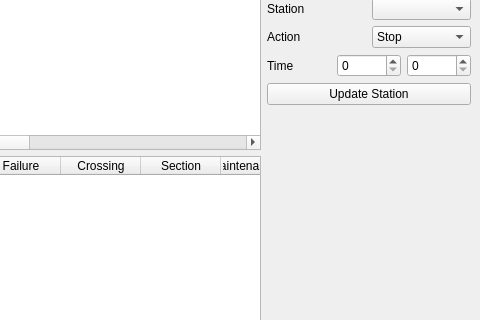
Old version of the form CTCOffice/ui/ctcOfficeLayout.ui in the repository ece1140thebteam/train_system_sim; both pictures show x 707 to 1187 and y 249 to 569 of the 1187 by 719 pixel window.
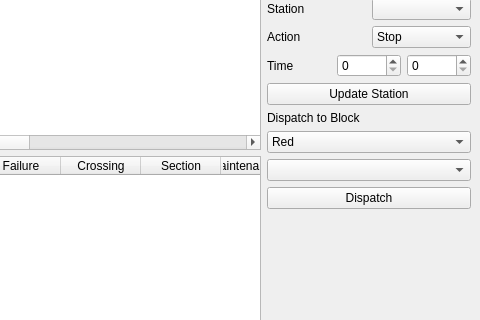
New version of the form.

Commit message: add dispatch to block

Diff of the .ui file:
```diff
--- a/CTCOffice/ui/ctcOfficeLayout.ui
+++ b/CTCOffice/ui/ctcOfficeLayout.ui
@@ -854,6 +854,37 @@
           </property>
          </widget>
         </item>
+        <item>
+         <widget class="QLabel" name="label_24">
+          <property name="text">
+           <string>Dispatch to Block</string>
+          </property>
+         </widget>
+        </item>
+        <item>
+         <widget class="QComboBox" name="comboBox_dispatch_line">
+          <item>
+           <property name="text">
+            <string>Red</string>
+           </property>
+          </item>
+          <item>
+           <property name="text">
+            <string>Green</string>
+           </property>
+          </item>
+         </widget>
+        </item>
+        <item>
+         <widget class="QComboBox" name="comboBox_dispatch_block"/>
+        </item>
+        <item>
+         <widget class="QPushButton" name="pushButton_dispatch_block">
+          <property name="text">
+           <string>Dispatch</string>
+          </property>
+         </widget>
+        </item>
         <item>
          <spacer name="verticalSpacer_3">
           <property name="orientation">
```
Left out of the diff: 2 changed lines with no effect on the pictures. The commit also changes 3 other files.
